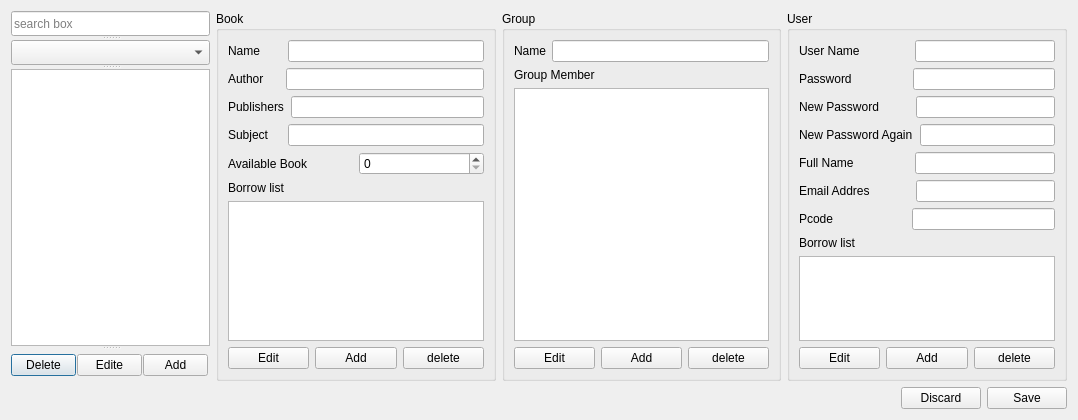
First picture: the form in manage.ui, repository mat-mot/ap-final-project, before the edit.
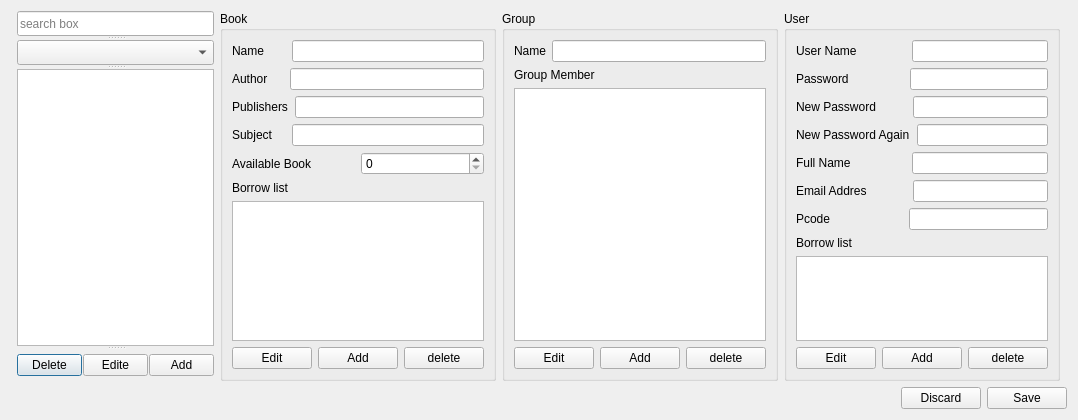
Second picture: the form after the edit.

The edit to the form file:
```diff
--- a/manage.ui
+++ b/manage.ui
@@ -16,6 +16,19 @@
   <layout class="QVBoxLayout" name="verticalLayout_4">
    <item>
     <layout class="QHBoxLayout" name="horizontalLayout_9">
+     <item>
+      <spacer name="horizontalSpacer_14">
+       <property name="orientation">
+        <enum>Qt::Horizontal</enum>
+       </property>
+       <property name="sizeHint" stdset="0">
+        <size>
+         <width>40</width>
+         <height>20</height>
+        </size>
+       </property>
+      </spacer>
+     </item>
      <item>
       <widget class="QSplitter" name="splitter_3">
        <property name="orientation">
@@ -70,7 +83,7 @@
          </widget>
         </widget>
        </widget>
-       <widget class="QWidget" name="">
+       <widget class="QWidget" name="layoutWidget">
         <layout class="QHBoxLayout" name="horizontalLayout">
          <property name="spacing">
           <number>1</number>
@@ -643,6 +656,19 @@
        </layout>
       </widget>
      </item>
+     <item>
+      <spacer name="horizontalSpacer_15">
+       <property name="orientation">
+        <enum>Qt::Horizontal</enum>
+       </property>
+       <property name="sizeHint" stdset="0">
+        <size>
+         <width>40</width>
+         <height>20</height>
+        </size>
+       </property>
+      </spacer>
+     </item>
     </layout>
    </item>
    <item>
```
